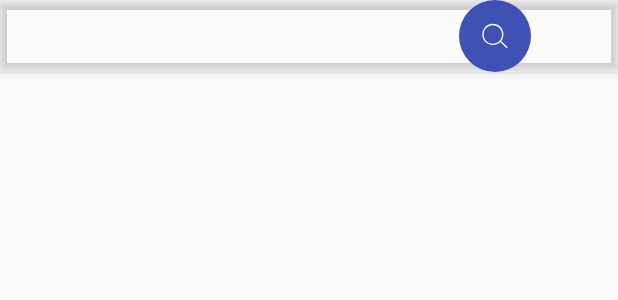
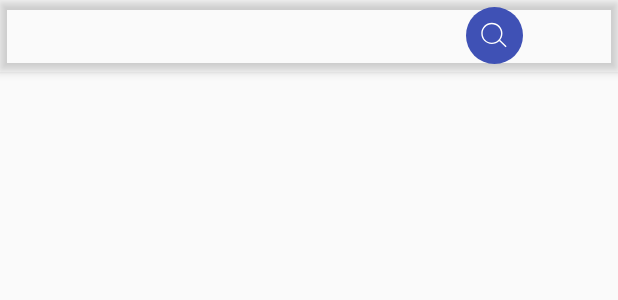
Before and after one commit to Taylorxu/KotlinStudy, an Android app: the layout fragment_first.xml on its own in the app's theme, with its tools: preview values and no code run, on a phone screen of 412 x 824 dp. Shown: the top 300 px of the screen. Run offline under Robolectric (Android 15) with nearby library versions, the phone set to English and light mode, and no system bars.

Commit message:
搜索效果

```diff
--- a/app/src/main/res/drawable/shape_edit_text_alpha_left_part.xml
+++ b/app/src/main/res/drawable/shape_edit_text_alpha_left_part.xml
@@ -2,7 +2,7 @@
 <shape xmlns:android="http://schemas.android.com/apk/res/android">
     <solid android:color="#203F51B5" />
     <corners
-        android:bottomLeftRadius="6dp"
-        android:topLeftRadius="6dp" />
+        android:bottomLeftRadius="19dp"
+        android:topLeftRadius="19dp" />
 
 </shape>
--- a/app/src/main/res/drawable/shape_edit_text_alpha_right_part.xml
+++ b/app/src/main/res/drawable/shape_edit_text_alpha_right_part.xml
@@ -1,6 +1,6 @@
 <?xml version="1.0" encoding="utf-8"?>
 <shape xmlns:android="http://schemas.android.com/apk/res/android">
     <solid android:color="#203F51B5" />
-    <corners android:topRightRadius="6dp" android:bottomRightRadius="6dp" />
+    <corners android:topRightRadius="19dp" android:bottomRightRadius="19dp" />
 
 </shape>
--- a/app/src/main/res/layout/fragment_first.xml
+++ b/app/src/main/res/layout/fragment_first.xml
@@ -15,15 +15,15 @@
 
             <FrameLayout
                 android:id="@+id/panel_frame"
-                android:layout_width="296dp"
+                android:layout_width="286dp"
                 android:layout_height="match_parent"
                 android:layout_gravity="center">
 
                 <FrameLayout
                     android:id="@+id/bt_search"
-                    android:layout_width="48dp"
-                    android:layout_height="48dp"
-                    android:layout_gravity="right"
+                    android:layout_width="38dp"
+                    android:layout_height="38dp"
+                    android:layout_gravity="right|center_vertical"
                     android:background="@drawable/shape_circle_bg_prim"
                     android:focusableInTouchMode="true">
 
@@ -42,26 +42,28 @@
                 android:layout_width="wrap_content"
                 android:layout_height="38dp"
                 android:layout_gravity="center"
+                android:focusableInTouchMode="true"
                 android:orientation="horizontal"
-                android:focusableInTouchMode="true"
-                android:visibility="gone">
+                android:visibility="gone"
+
+
+                >
 
                 <EditText
                     android:id="@+id/search_edit_text"
                     android:layout_width="248dp"
                     android:layout_height="match_parent"
                     android:layout_gravity="center"
+                    android:alpha="0"
                     android:background="@drawable/shape_edit_text_alpha_left_part"
-
                     android:hint="请输入"
                     android:paddingLeft="15dp" />
 
                 <FrameLayout
                     android:id="@+id/bt_search_cancel"
-                    android:layout_width="48dp"
+                    android:layout_width="38dp"
                     android:layout_height="match_parent"
-                    android:background="@drawable/shape_edit_text_alpha_right_part"
-                    >
+                    android:background="@drawable/shape_edit_text_alpha_right_part">
 
                     <ImageView
                         android:layout_width="24dp"
```
Also changed, not shown: app/src/main/java/com/xuzhiguang/kotlinstudybyself/forecast/navigationPages/FirstFragment.kt (+7 -3 lines).
